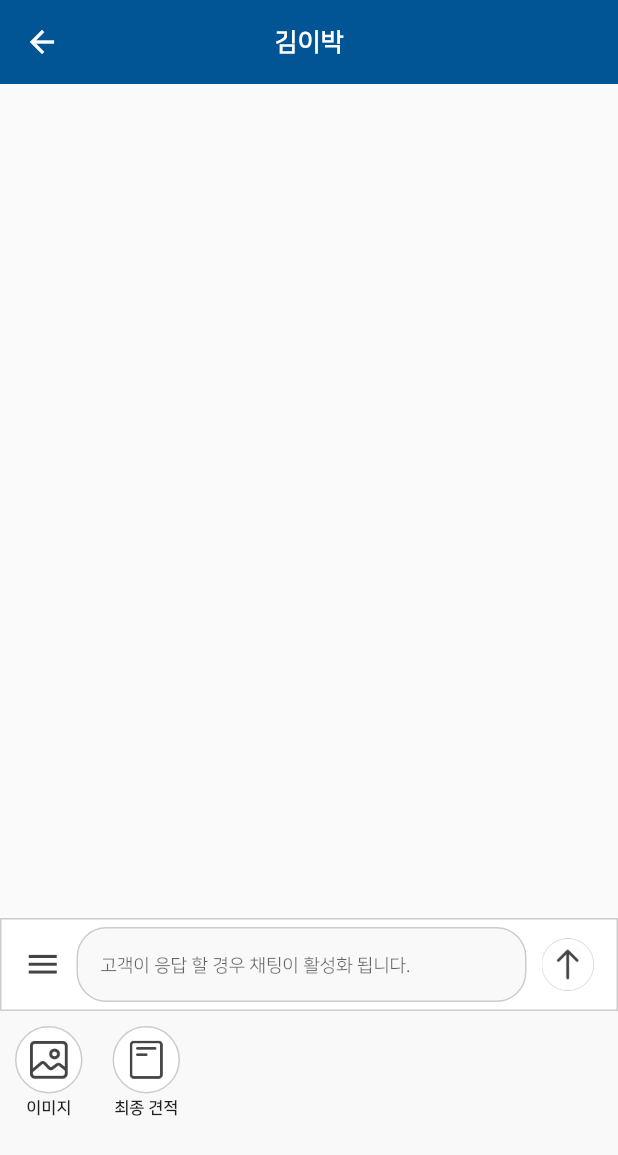
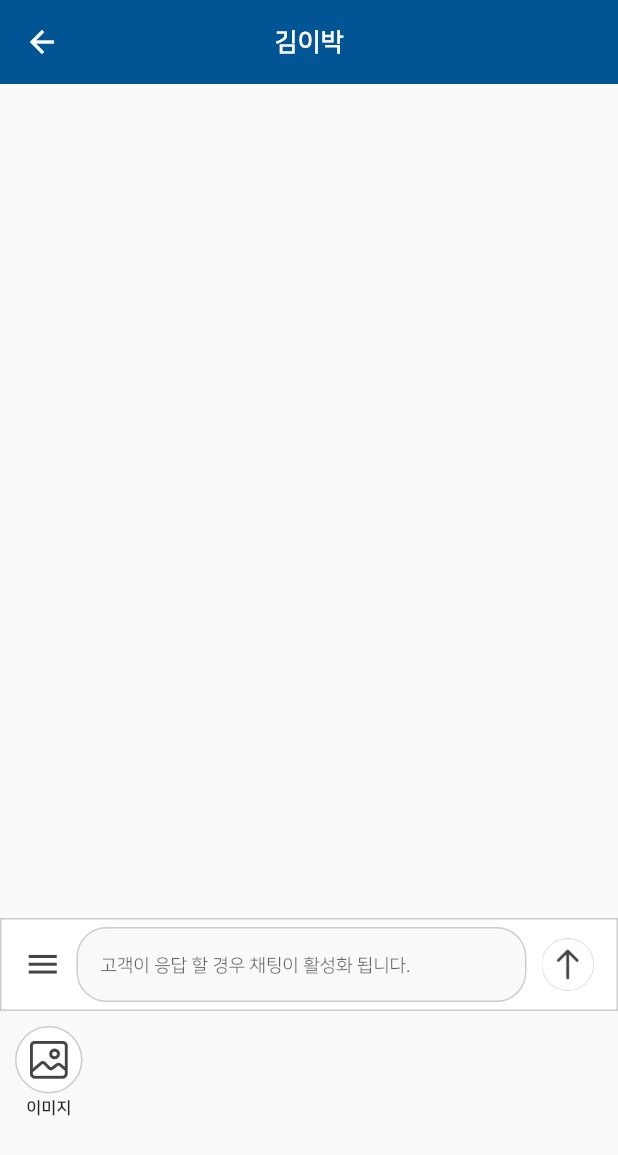
Before and after one commit to Dgrab0520/moving_plus, a Flutter app: the Chat_Estimate screen opened directly, after a tap on the "menu" icon, on a phone screen of 412 x 824 dp. Shown: the top 1155 px of the screen. Run offline on Flutter 3.47's test engine with Material 2 defaults, Android fonts, the light colour scheme and no system bars; our stand-ins replace carousel_slider, cloud_functions, dropdown_button2, file_picker, firebase_core, firebase_messaging and 6 more; missing offline and left inert: custom_check_box, detectable_text_field, kakao_flutter_sdk, remedi_kopo, vertical_scrollable_tabview, vertical_tab_bar_view; accounts and stored records are empty; network calls fail.

Commit message:
0125 chat

```diff
--- a/lib/pages/chat_estimate.dart
+++ b/lib/pages/chat_estimate.dart
@@ -377,7 +377,9 @@ class _Chat_EstimateState extends State<Chat_Estimate> {
                           ],
                         ),
                       ),
-                      InkWell(
+                      isPro == 0
+                          ? Container()
+                          : InkWell(
                               onTap: () async {
                                 var result = await Get.to(P_Detail_Estimate());
                                 print(result);
@@ -405,8 +407,10 @@ class _Chat_EstimateState extends State<Chat_Estimate> {
                                         isSelect = false;
                                         Timer(
                                             Duration(milliseconds: 200),
-                                      () => scrollController.animateTo(0.0,
-                                          duration: Duration(milliseconds: 300),
+                                            () => scrollController.animateTo(
+                                                0.0,
+                                                duration:
+                                                    Duration(milliseconds: 300),
                                                 curve: Curves.easeInOut));
                                       });
                                       final HttpsCallableResult result =
@@ -430,7 +434,10 @@ class _Chat_EstimateState extends State<Chat_Estimate> {
                                 children: [
                                   Container(
                                     margin: EdgeInsets.only(
-                                  top: 10, left: 10, right: 10, bottom: 3),
+                                        top: 10,
+                                        left: 10,
+                                        right: 10,
+                                        bottom: 3),
                                     padding: EdgeInsets.all(8),
                                     width: 45,
                                     height: 45,
@@ -447,7 +454,8 @@ class _Chat_EstimateState extends State<Chat_Estimate> {
                                   Text(
                                     '최종 견적',
                                     style: TextStyle(
-                                  fontSize: 11, fontFamily: 'NanumSquareB'),
+                                        fontSize: 11,
+                                        fontFamily: 'NanumSquareB'),
                                   ),
                                 ],
                               ),
```
Lines whose indentation alone changed are shown as unchanged.
